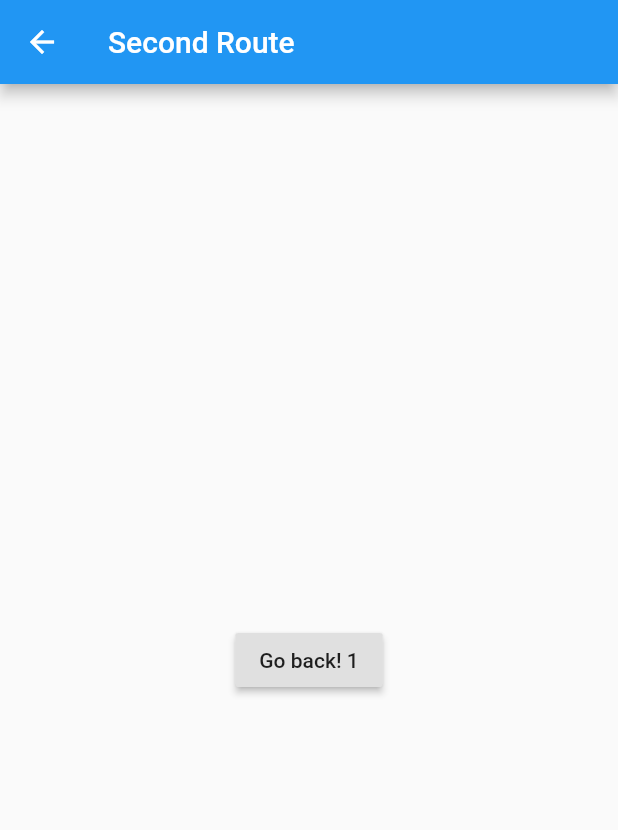
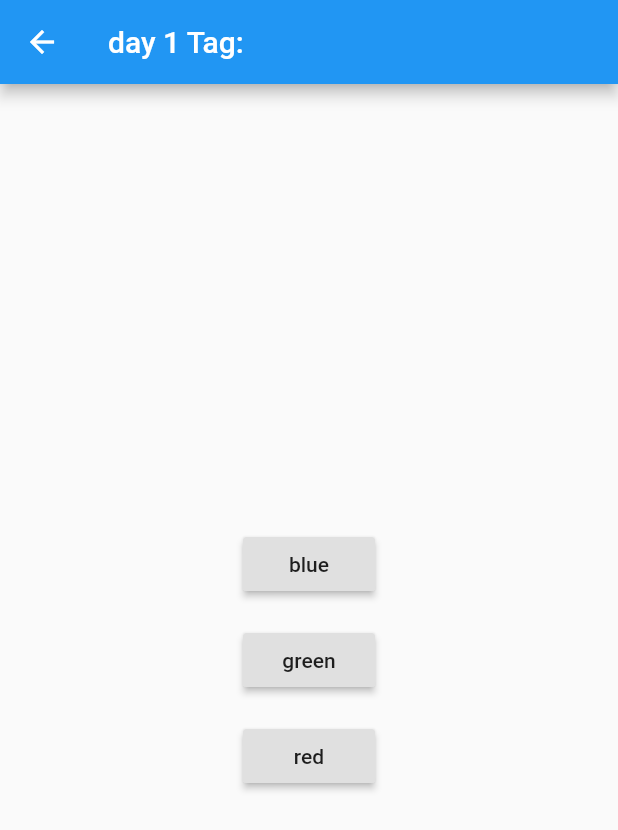
Before and after one commit to Blocship/star_book, a Flutter app: the screen it shows after launch, after a tap on an icon or button, on a phone screen of 412 x 824 dp. Shown: the top 830 px of the screen. Run offline on Flutter 3.47's test engine with Material 2 defaults, Android fonts, the phone set to English and light mode, and no system bars.

Commit message:
working proto

```diff
--- a/lib/main.dart
+++ b/lib/main.dart
@@ -35,7 +35,7 @@ class _MyHomePageState extends State<MyHomePage> {
   onDayPressed(Day day) {
     highlightedDays.removeWhere((d) => d.day == day.day);
     setState(() {
-      highlightedDays.add(Day(day: day.day, tag: "red"));
+      highlightedDays.add(Day(day: day.day, tag: day.tag));
     });
   }
 
--- a/lib/widgets/day.dart
+++ b/lib/widgets/day.dart
@@ -37,7 +37,7 @@ class DayWidget extends StatelessWidget {
               context,
               MaterialPageRoute(builder: (context) => DayDetailPage(data: day)),
             );
-            print(result);
+            day.tag = result;
             onDayPressed(day);
           },
           child: Text(
--- a/lib/widgets/day_detail.dart
+++ b/lib/widgets/day_detail.dart
@@ -8,15 +8,43 @@ class DayDetailPage extends StatelessWidget {
   Widget build(BuildContext context) {
     return Scaffold(
       appBar: AppBar(
-        title: Text("Second Route"),
+        title: Text("day ${data.day} Tag: ${data.tag}"),
       ),
       body: Center(
-        child: RaisedButton(
-          onPressed: () {
-            // Navigate back to first route when tapped
-            Navigator.pop(context, "Hey");
-          },
-          child: Text('Go back! ${data.day}'),
+        child: Column(
+          mainAxisAlignment: MainAxisAlignment.center,
+          children: <Widget>[
+            Padding(
+              padding: const EdgeInsets.all(8.0),
+              child: RaisedButton(
+                onPressed: () {
+                  Navigator.pop(context, 'blue');
+                  // Pop here with "Yep"...
+                },
+                child: Text('blue'),
+              ),
+            ),
+            Padding(
+              padding: const EdgeInsets.all(8.0),
+              child: RaisedButton(
+                onPressed: () {
+                  Navigator.pop(context, 'green');
+                  // Pop here with "Yep"...
+                },
+                child: Text('green'),
+              ),
+            ),
+            Padding(
+              padding: const EdgeInsets.all(8.0),
+              child: RaisedButton(
+                onPressed: () {
+                  Navigator.pop(context, 'red');
+                  // Pop here with "Nope"
+                },
+                child: Text('red'),
+              ),
+            )
+          ],
         ),
       ),
     );
--- a/lib/widgets/month.dart
+++ b/lib/widgets/month.dart
@@ -53,9 +53,11 @@ class MonthWidget extends StatelessWidget {
       Color color;
       if (day > 0) {
         color = getDayWidgetColor(DateTime(year, month, day));
+        // getDayWidgetTag
+        // getDayWidgetDetail
       }
       dayRowChildren.add(DayWidget(
-          day: Day(day: day, tag: "blue", color: color),
+          day: Day(day: day, tag: "", color: color),
           onDayPressed: onDayPressed));
 
       if ((day - 1 + firstWeekdayOfMonth) % DateTime.daysPerWeek == 0 ||
```
